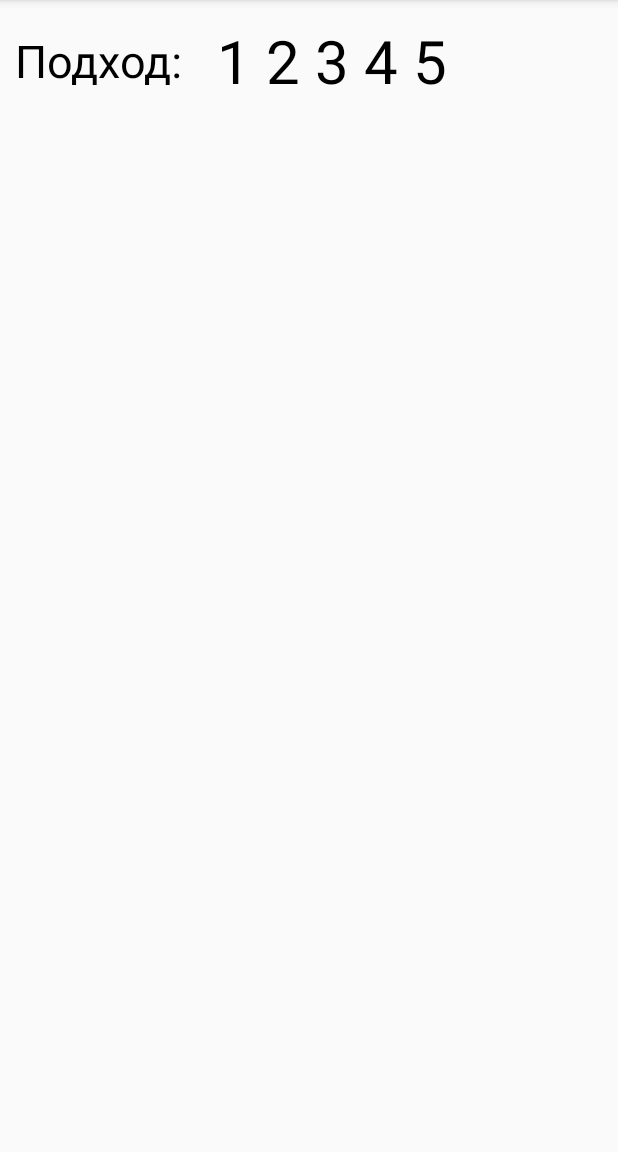
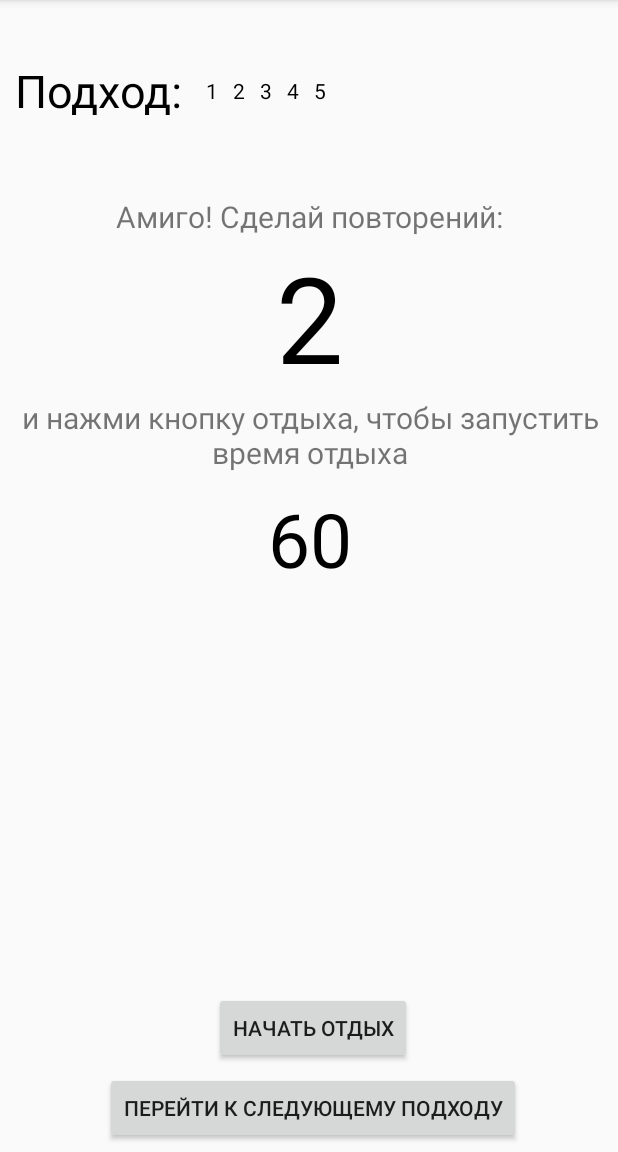
Before and after one commit to Agress1on/PressUpCounter, an Android app: the StartFragment screen opened directly, with no data from a screen before it, after a tap on "НАЧАТЬ", on a phone screen of 412 x 824 dp, the part 84-1236 px from its top. Run offline under Robolectric (Android 15) with nearby library versions, the light colour scheme and no system bars; our stand-ins replace data binding; 5 statements that could not run were skipped.

Commit message:
- реализовал переключение между подходами

```diff
--- /dev/null
+++ b/app/src/main/java/com/example/alexa/pressupcounter/BindingAdapters.java
@@ -0,0 +1,23 @@
+package com.example.alexa.pressupcounter;
+
+import android.content.res.Resources;
+import android.databinding.BindingAdapter;
+import android.util.TypedValue;
+import android.widget.TextView;
+
+/**
+ * Created by Alexandr Mikhalev on 31.01.2019.
+ *
+ * @author Alexandr Mikhalev
+ */
+public class BindingAdapters {
+
+    @BindingAdapter("app:setCurrent")
+    public static void setCurrent(TextView view, Boolean isCurrent) {
+        Resources res = view.getResources();
+        int color = isCurrent ? res.getColor(R.color.colorRed) : res.getColor(R.color.colorWhite);
+        float size = isCurrent ? res.getDimension(R.dimen.big_size_of_repetition_text_view) : res.getDimension(R.dimen.small_size_of_repetition_text_view);
+        view.setTextSize(TypedValue.COMPLEX_UNIT_SP, size);
+        view.setBackgroundColor(color);
+    }
+}
--- a/app/src/main/java/com/example/alexa/pressupcounter/training/viewmodel/TrainingViewModel.java
+++ b/app/src/main/java/com/example/alexa/pressupcounter/training/viewmodel/TrainingViewModel.java
@@ -8,5 +8,10 @@ import android.databinding.ObservableField;
  * @author Alexandr Mikhalev
  */
 public interface TrainingViewModel {
-    ObservableField<String> getText();
+
+    ObservableField<Integer> getRepetition();
+
+    ObservableField<Integer> getQuantityOfRepetition();
+
+    void onClickRestButton();
 }
--- a/app/src/main/java/com/example/alexa/pressupcounter/training/viewmodel/TrainingViewModelImpl.java
+++ b/app/src/main/java/com/example/alexa/pressupcounter/training/viewmodel/TrainingViewModelImpl.java
@@ -13,15 +13,49 @@ import com.example.alexa.pressupcounter.PressUp;
 public class TrainingViewModelImpl extends ViewModel implements TrainingViewModel {
 
     private PressUp mPressUp;
-    private ObservableField<String> mObservableField;
+
+    private ObservableField<Integer> mRepetition;
+    private ObservableField<Integer> mQuantityOfRepetition;
 
     public TrainingViewModelImpl(PressUp pressUp) {
         mPressUp = pressUp;
-        mObservableField = new ObservableField<>("Подх:" + mPressUp.getFirstRepetition() + " " + mPressUp.getSecondRepetition());
+        mRepetition = new ObservableField<>(1);
+        mQuantityOfRepetition = new ObservableField<>(mPressUp.getFirstRepetition());
     }
 
     @Override
-    public ObservableField<String> getText() {
-        return mObservableField;
+    public ObservableField<Integer> getRepetition() {
+        return mRepetition;
+    }
+
+    @Override
+    public ObservableField<Integer> getQuantityOfRepetition() {
+        return mQuantityOfRepetition;
+    }
+
+    @Override
+    public void onClickRestButton() {
+        if (mRepetition.get() < 5) {
+            mRepetition.set(mRepetition.get() + 1);
+        } else {
+            mRepetition.set(1);
+        }
+        switch (mRepetition.get()) {
+            case 1:
+                mQuantityOfRepetition.set(mPressUp.getFirstRepetition());
+                break;
+            case 2:
+                mQuantityOfRepetition.set(mPressUp.getSecondRepetition());
+                break;
+            case 3:
+                mQuantityOfRepetition.set(mPressUp.getThirdRepetition());
+                break;
+            case 4:
+                mQuantityOfRepetition.set(mPressUp.getFourthRepetition());
+                break;
+            case 5:
+                mQuantityOfRepetition.set(mPressUp.getFifthRepetition());
+                break;
+        }
     }
 }
--- a/app/src/main/java/com/example/alexa/pressupcounter/utils/DataBaseHelperImpl.java
+++ b/app/src/main/java/com/example/alexa/pressupcounter/utils/DataBaseHelperImpl.java
@@ -4,6 +4,8 @@ import android.content.ContentValues;
 import android.content.Context;
 import android.database.sqlite.SQLiteDatabase;
 import android.database.sqlite.SQLiteOpenHelper;
+
+import com.example.alexa.pressupcounter.PressUp;
 
 /**
  * Created by Alexandr Mikhalev on 26.01.2019.
@@ -43,11 +45,11 @@ public class DataBaseHelperImpl extends SQLiteOpenHelper implements DatabaseHelp
     public void addPressUp(PressUp pressUp) {
         SQLiteDatabase db = this.getWritableDatabase();
         ContentValues cv = new ContentValues();
-        cv.put(KEY_FIRST_REPETITION, pressUp.getFirstRepetition().get());
-        cv.put(KEY_SECOND_REPETITION, pressUp.getSecondRepetition().get());
-        cv.put(KEY_THIRD_REPETITION, pressUp.getThirdRepetition().get());
-        cv.put(KEY_FOURTH_REPETITION, pressUp.getFourthRepetition().get());
-        cv.put(KEY_FIFTH_REPETITION, pressUp.getFifthRepetition().get());
+        cv.put(KEY_FIRST_REPETITION, pressUp.getFirstRepetition());
+        cv.put(KEY_SECOND_REPETITION, pressUp.getSecondRepetition());
+        cv.put(KEY_THIRD_REPETITION, pressUp.getThirdRepetition());
+        cv.put(KEY_FOURTH_REPETITION, pressUp.getFourthRepetition());
+        cv.put(KEY_FIFTH_REPETITION, pressUp.getFifthRepetition());
 
         db.insert(TABLE_PRESS_UP, null, cv);
         db.close();
--- a/app/src/main/java/com/example/alexa/pressupcounter/utils/DatabaseHelper.java
+++ b/app/src/main/java/com/example/alexa/pressupcounter/utils/DatabaseHelper.java
@@ -1,4 +1,6 @@
 package com.example.alexa.pressupcounter.utils;
+
+import com.example.alexa.pressupcounter.PressUp;
 
 /**
  * Created by Alexandr Mikhalev on 26.01.2019.
--- a/app/src/main/res/layout/fragment_start.xml
+++ b/app/src/main/res/layout/fragment_start.xml
@@ -186,7 +186,7 @@
             android:id="@+id/summ_static"
             android:layout_width="wrap_content"
             android:layout_height="wrap_content"
-            android:text="@{String.valueOf(viewModel.finalQuantity)}"
+            android:text="@{String.valueOf(safeUnbox(viewModel.finalQuantity))}"
             android:textColor="@color/colorBlack"
             android:textSize="30sp"
             app:layout_constraintBottom_toBottomOf="@id/summ_header"
--- a/app/src/main/res/layout/fragment_training.xml
+++ b/app/src/main/res/layout/fragment_training.xml
@@ -18,75 +18,149 @@
             android:id="@+id/repetition_header"
             android:layout_width="wrap_content"
             android:layout_height="wrap_content"
-            android:text="Подход: "
-            android:textSize="30sp"
-            android:textColor="@color/colorBlack"
             android:layout_marginStart="10dp"
             android:layout_marginLeft="10dp"
-            android:layout_marginTop="20dp"
+            android:layout_marginTop="40dp"
+            android:text="@string/for_repetition_header"
+            android:textColor="@color/colorBlack"
+            android:textSize="30sp"
             app:layout_constraintStart_toStartOf="parent"
-            app:layout_constraintTop_toTopOf="parent"/>
+            app:layout_constraintTop_toTopOf="parent" />
 
         <TextView
             android:id="@+id/first_repetition"
             android:layout_width="wrap_content"
             android:layout_height="wrap_content"
-            android:text="1"
-            android:textSize="40sp"
-            android:textColor="@color/colorBlack"
             android:layout_marginStart="15dp"
             android:layout_marginLeft="15dp"
+            android:text="@string/for_first_repetition"
+            android:textColor="@color/colorBlack"
+            app:layout_constraintBottom_toBottomOf="@id/repetition_header"
+            app:layout_constraintStart_toEndOf="@id/repetition_header"
             app:layout_constraintTop_toTopOf="@id/repetition_header"
-            app:layout_constraintStart_toEndOf="@id/repetition_header"
-            app:layout_constraintBottom_toBottomOf="@id/repetition_header"/>
+            app:setCurrent="@{viewModel.repetition == 1 ? true : false}" />
 
         <TextView
             android:id="@+id/second_repetition"
             android:layout_width="wrap_content"
             android:layout_height="wrap_content"
-            android:text="2"
+            android:layout_marginStart="10dp"
+            android:layout_marginLeft="10dp"
+            android:text="@string/for_second_repetition"
             android:textColor="@color/colorBlack"
-            android:textSize="40sp"
-            android:layout_marginLeft="10dp"
-            android:layout_marginStart="10dp"
+            app:layout_constraintBottom_toBottomOf="@id/repetition_header"
             app:layout_constraintStart_toEndOf="@id/first_repetition"
-            app:layout_constraintBottom_toBottomOf="@id/first_repetition"/>
+            app:layout_constraintTop_toTopOf="@id/repetition_header"
+            app:setCurrent="@{viewModel.repetition == 2 ? true : false}" />
 
         <TextView
             android:id="@+id/third_repetition"
             android:layout_width="wrap_content"
             android:layout_height="wrap_content"
-            android:text="3"
+            android:layout_marginStart="10dp"
+            android:layout_marginLeft="10dp"
+            android:text="@string/for_third_repetition"
             android:textColor="@color/colorBlack"
-            android:textSize="40sp"
-            android:layout_marginLeft="10dp"
-            android:layout_marginStart="10dp"
+            app:layout_constraintBottom_toBottomOf="@id/repetition_header"
             app:layout_constraintStart_toEndOf="@id/second_repetition"
-            app:layout_constraintBottom_toBottomOf="@id/second_repetition"/>
+            app:layout_constraintTop_toTopOf="@id/repetition_header"
+            app:setCurrent="@{viewModel.repetition == 3 ? true : false}" />
 
         <TextView
             android:id="@+id/fourth_repetition"
             android:layout_width="wrap_content"
             android:layout_height="wrap_content"
-            android:text="4"
+            android:layout_marginStart="10dp"
+            android:layout_marginLeft="10dp"
+            android:text="@string/for_fourth_repetition"
             android:textColor="@color/colorBlack"
-            android:textSize="40sp"
-            android:layout_marginLeft="10dp"
-            android:layout_marginStart="10dp"
+            app:layout_constraintBottom_toBottomOf="@id/repetition_header"
             app:layout_constraintStart_toEndOf="@id/third_repetition"
-            app:layout_constraintBottom_toBottomOf="@id/third_repetition"/>
+            app:layout_constraintTop_toTopOf="@id/repetition_header"
+            app:setCurrent="@{viewModel.repetition == 4 ? true : false}" />
 
         <TextView
             android:id="@+id/fifth_repetition"
             android:layout_width="wrap_content"
             android:layout_height="wrap_content"
-            android:text="5"
+            android:layout_marginStart="10dp"
+            android:layout_marginLeft="10dp"
+            android:text="@string/for_fifth_repetition"
             android:textColor="@color/colorBlack"
-            android:textSize="40sp"
-            android:layout_marginLeft="10dp"
-            android:layout_marginStart="10dp"
+            app:layout_constraintBottom_toBottomOf="@id/repetition_header"
             app:layout_constraintStart_toEndOf="@id/fourth_repetition"
-            app:layout_constraintBottom_toBottomOf="@id/fourth_repetition"/>
+            app:layout_constraintTop_toTopOf="@id/repetition_header"
+            app:setCurrent="@{viewModel.repetition == 5 ? true : false}" />
+
+        <TextView
+            android:id="@+id/header_quantity_current_repition"
+            android:layout_width="wrap_content"
+            android:layout_height="wrap_content"
+            android:layout_marginTop="50dp"
+            android:text="@string/for_header_quantity_current_repition"
+            android:textAlignment="center"
+            android:textSize="20sp"
+            app:layout_constraintEnd_toEndOf="parent"
+            app:layout_constraintStart_toStartOf="parent"
+            app:layout_constraintTop_toBottomOf="@id/repetition_header" />
+
+        <TextView
+            android:id="@+id/quantity_current_repition"
+            android:layout_width="wrap_content"
+            android:layout_height="wrap_content"
+            android:text="@{String.valueOf(safeUnbox(viewModel.quantityOfRepetition))}"
+            android:textColor="@color/colorBlack"
+            android:textSize="80sp"
+            app:layout_constraintEnd_toEndOf="parent"
+            app:layout_constraintStart_toStartOf="parent"
+            app:layout_constraintTop_toBottomOf="@id/header_quantity_current_repition"
+            tools:text="33" />
+
+        <TextView
+            android:id="@+id/header_for_time_of_rest"
+            android:layout_width="wrap_content"
+            android:layout_height="wrap_content"
+            android:text="@string/for_header_for_time_of_rest"
+            android:textAlignment="center"
+            android:textSize="20sp"
+            app:layout_constraintEnd_toEndOf="@id/quantity_current_repition"
+            app:layout_constraintStart_toStartOf="@id/quantity_current_repition"
+            app:layout_constraintTop_toBottomOf="@id/quantity_current_repition" />
+
+        <TextView
+            android:id="@+id/time_of_rest"
+            android:layout_width="wrap_content"
+            android:layout_height="wrap_content"
+            android:layout_marginTop="10dp"
+            android:text="60"
+            android:textColor="@color/colorBlack"
+            android:textSize="50sp"
+            app:layout_constraintEnd_toEndOf="@id/quantity_current_repition"
+            app:layout_constraintStart_toStartOf="@id/quantity_current_repition"
+            app:layout_constraintTop_toBottomOf="@id/header_for_time_of_rest" />
+
+        <Button
+            android:id="@+id/start_rest_button"
+            android:layout_width="wrap_content"
+            android:layout_height="wrap_content"
+            android:layout_marginBottom="5dp"
+            android:text="@string/for_start_rest_button"
+            app:layout_constraintBottom_toTopOf="@id/go_to_next_repetition_button"
+            app:layout_constraintEnd_toEndOf="@id/go_to_next_repetition_button"
+            app:layout_constraintStart_toStartOf="@id/go_to_next_repetition_button" />
+
+        <Button
+            android:id="@+id/go_to_next_repetition_button"
+            android:layout_width="wrap_content"
+            android:layout_height="wrap_content"
+            android:layout_marginStart="5dp"
+            android:layout_marginLeft="5dp"
+            android:layout_marginBottom="5dp"
+            android:onClick="@{() -> viewModel.onClickRestButton()}"
+            android:text="@string/for_go_to_next_repetition_button"
+            app:layout_constraintBottom_toBottomOf="parent"
+            app:layout_constraintEnd_toEndOf="parent"
+            app:layout_constraintStart_toStartOf="parent" />
 
     </android.support.constraint.ConstraintLayout>
 </layout>
--- a/app/src/main/res/values/colors.xml
+++ b/app/src/main/res/values/colors.xml
@@ -4,4 +4,6 @@
     <color name="colorPrimaryDark">#00574B</color>
     <color name="colorAccent">#D81B60</color>
     <color name="colorBlack">#000000</color>
+    <color name="colorRed">#FF0000</color>
+    <color name="colorWhite">#FFFFFF</color>
 </resources>
--- /dev/null
+++ b/app/src/main/res/values/dimens.xml
@@ -0,0 +1,5 @@
+<?xml version="1.0" encoding="utf-8"?>
+<resources>
+    <dimen name="big_size_of_repetition_text_view">20sp</dimen>
+    <dimen name="small_size_of_repetition_text_view">10sp</dimen>
+</resources>
--- a/app/src/main/res/values/strings.xml
+++ b/app/src/main/res/values/strings.xml
@@ -1,3 +1,13 @@
 <resources>
     <string name="app_name">PressUpCounter</string>
+    <string name="for_repetition_header">Подход:</string>
+    <string name="for_first_repetition">1</string>
+    <string name="for_third_repetition">3</string>
+    <string name="for_second_repetition">2</string>
+    <string name="for_fourth_repetition">4</string>
+    <string name="for_fifth_repetition">5</string>
+    <string name="for_header_quantity_current_repition">Амиго! Сделай повторений:</string>
+    <string name="for_header_for_time_of_rest">и нажми кнопку отдыха,   чтобы запустить время отдыха</string>
+    <string name="for_start_rest_button">Начать отдых</string>
+    <string name="for_go_to_next_repetition_button">перейти к следующему подходу</string>
 </resources>
```
